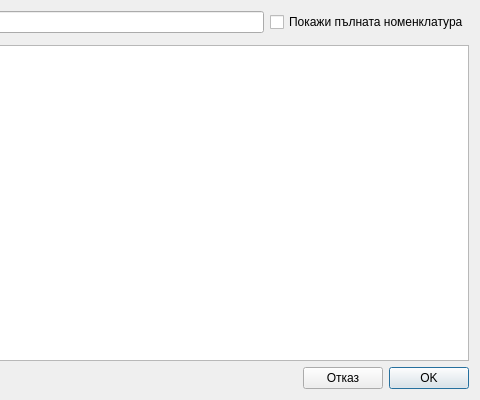
The window that src/View/Widgets/ICD10Dialog.ui (thefinalcutbg/DinoDent) describes before a commit, drawn with Qt 5; both pictures show x 208 to 688 and y 0 to 400 of the 688 by 400 pixel window.
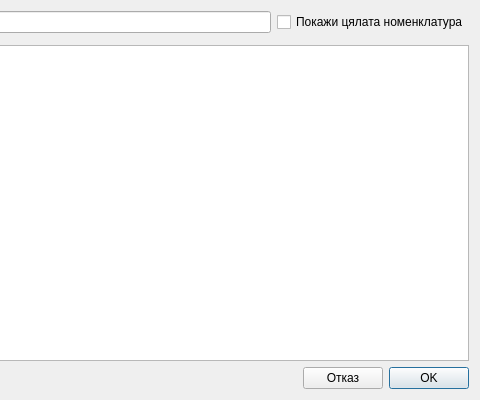
The same window after the commit.

Commit message: refined icd dialog show model logic

Patch:
```diff
--- a/src/View/Widgets/ICD10Dialog.ui
+++ b/src/View/Widgets/ICD10Dialog.ui
@@ -29,7 +29,7 @@
      <item>
       <widget class="QCheckBox" name="checkBox">
        <property name="text">
-        <string>Покажи пълната номенклатура</string>
+        <string>Покажи цялата номенклатура</string>
        </property>
       </widget>
      </item>
```
The commit also changes 3 other files.
